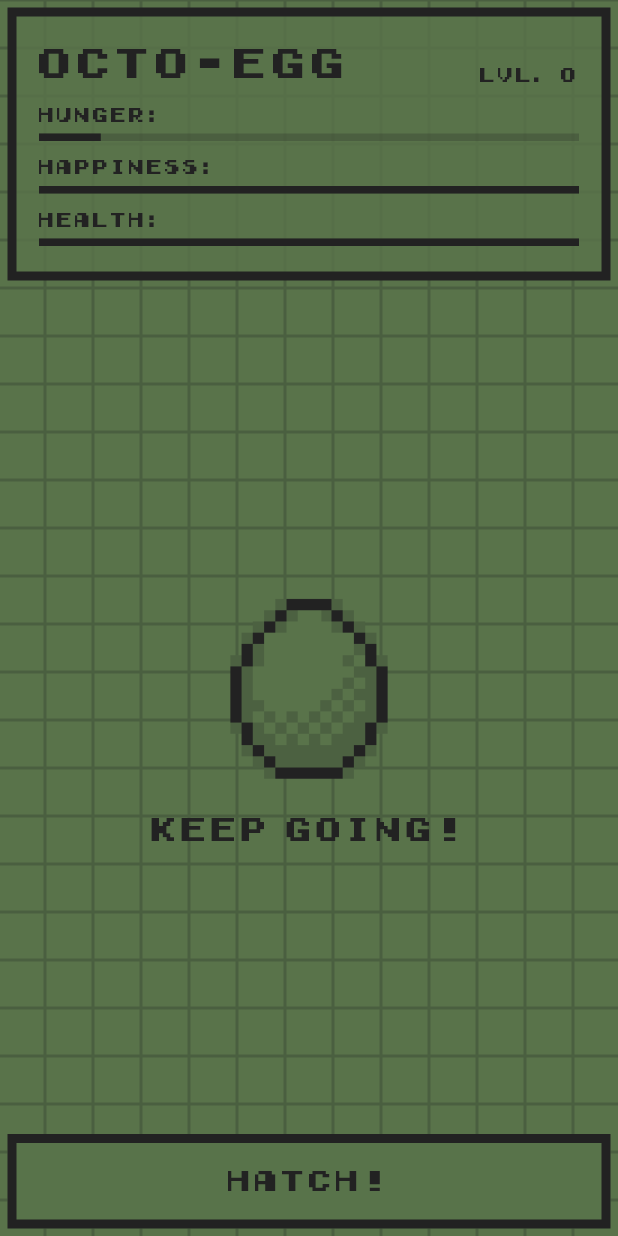
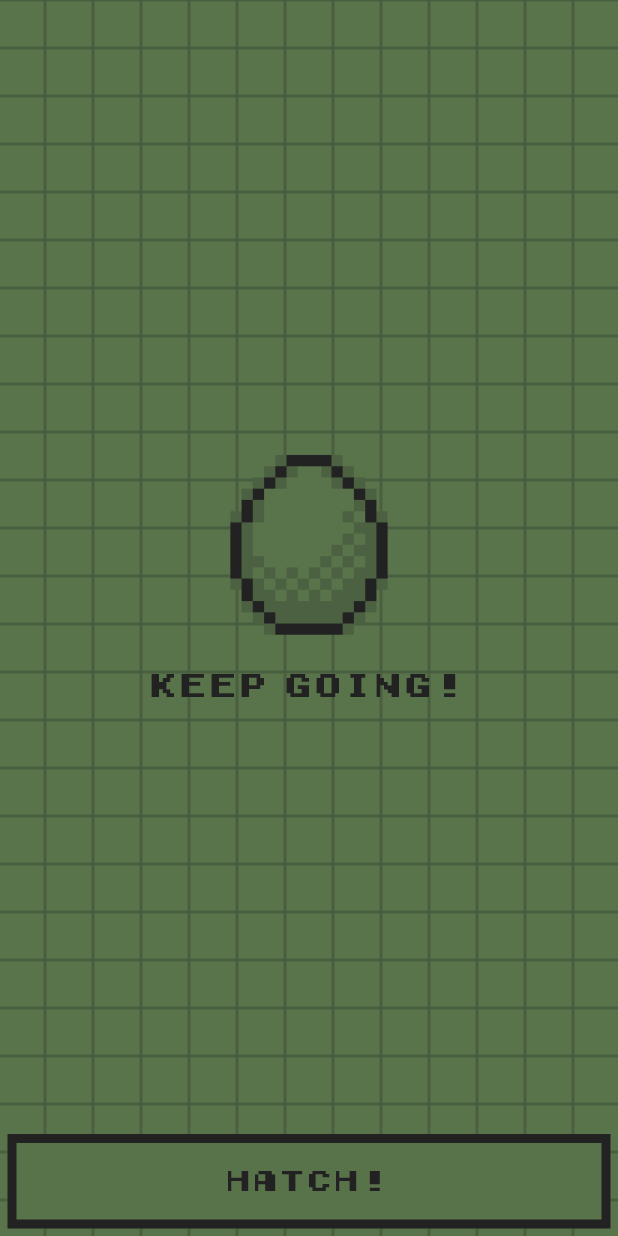
Before and after one commit to johnuberbacher/octo_pet, a Flutter app: the screen it shows after launch, after a tap on "Hatch!", on a phone screen of 412 x 824 dp. Run offline on Flutter 3.47's test engine with Material 2 defaults, Android fonts, the phone set to English and light mode, and no system bars; our stand-ins replace localstorage; missing offline and left inert: audiofileplayer.

Commit message:
Hide UI unless egg is patched

```diff
--- a/lib/ui.dart
+++ b/lib/ui.dart
@@ -1,4 +1,3 @@
-import 'dart:async';
 import 'package:flutter/cupertino.dart';
 import 'package:flutter/material.dart';
 
@@ -23,10 +22,11 @@ class UserInterfaceWidget extends StatefulWidget {
 }
 
 class _UserInterfaceWidgetState extends State<UserInterfaceWidget> {
-  double bottomPaddingToError = 12;
-
   @override
   Widget build(BuildContext context) {
+    if (widget.petType == 'octo-egg') {
+      return Container();
+    } else {
       return Padding(
         padding: const EdgeInsets.all(
           5.0,
@@ -188,3 +188,4 @@ class _UserInterfaceWidgetState extends State<UserInterfaceWidget> {
       );
     }
   }
+}
```
Lines whose indentation alone changed are shown as unchanged.
